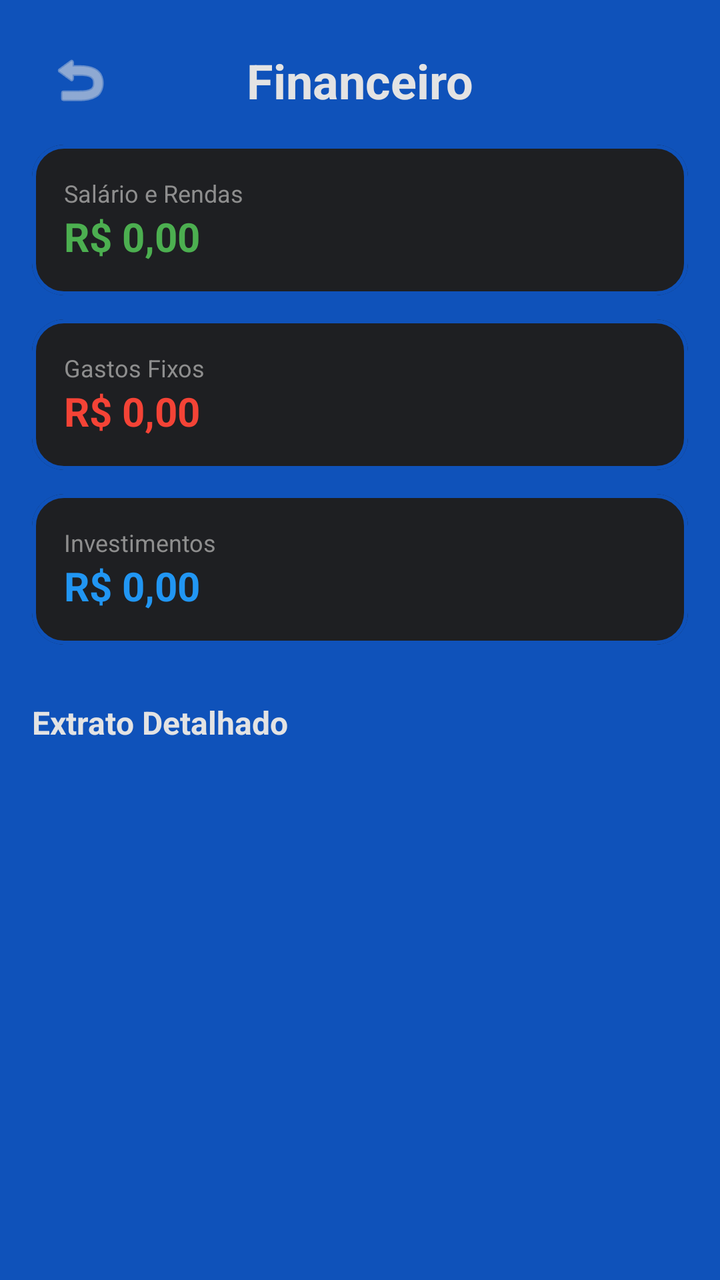
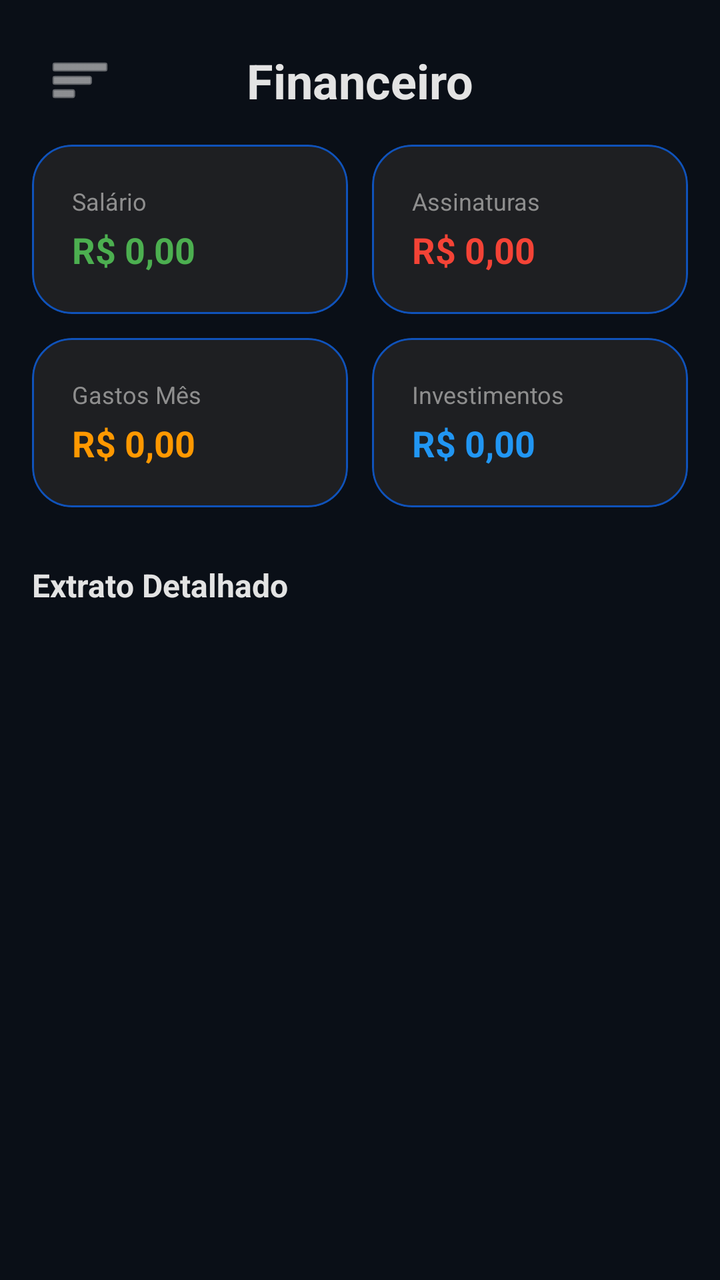

Compare the two renders of this Android layout. The source of the first and the diff that turns it into the second are given below.
<!-- AndroidManifest.xml: application theme Theme.OrganizadorIA -->
<!-- res/layout/activity_financeiro.xml -->
<?xml version="1.0" encoding="utf-8"?>
<androidx.constraintlayout.widget.ConstraintLayout
    xmlns:android="http://schemas.android.com/apk/res/android"
    xmlns:app="http://schemas.android.com/apk/res-auto"
    android:layout_width="match_parent"
    android:layout_height="match_parent"
    android:background="@color/azul_safira"
    android:fitsSystemWindows="true">

    <ImageButton
        android:id="@+id/btnVoltar"
        android:layout_width="48dp"
        android:layout_height="48dp"
        android:layout_margin="16dp"
        android:background="?attr/selectableItemBackgroundBorderless"
        android:src="@android:drawable/ic_menu_revert"
        app:tint="#E3E3E3"
        app:layout_constraintTop_toTopOf="parent"
        app:layout_constraintStart_toStartOf="parent" />

    <TextView
        android:id="@+id/tituloFinanceiro"
        android:layout_width="wrap_content"
        android:layout_height="wrap_content"
        android:text="Financeiro"
        android:textColor="#E3E3E3"
        android:textSize="24sp"
        android:textStyle="bold"
        app:layout_constraintBottom_toBottomOf="@id/btnVoltar"
        app:layout_constraintEnd_toEndOf="parent"
        app:layout_constraintStart_toStartOf="parent"
        app:layout_constraintTop_toTopOf="@id/btnVoltar" />

    <ScrollView
        android:layout_width="match_parent"
        android:layout_height="0dp"
        app:layout_constraintTop_toBottomOf="@id/tituloFinanceiro"
        app:layout_constraintBottom_toBottomOf="parent">

        <LinearLayout
            android:layout_width="match_parent"
            android:layout_height="wrap_content"
            android:orientation="vertical"
            android:padding="16dp">

            
            <com.google.android.material.card.MaterialCardView
                android:layout_width="match_parent"
                android:layout_height="wrap_content"
                android:layout_marginBottom="12dp"
                app:cardBackgroundColor="#1E1F22"
                app:cardCornerRadius="16dp"
                app:strokeWidth="2dp"
                app:strokeColor="@color/azul_safira">
                <LinearLayout
                    android:layout_width="match_parent"
                    android:layout_height="wrap_content"
                    android:orientation="vertical"
                    android:padding="16dp">
                    <TextView
                        android:layout_width="wrap_content"
                        android:layout_height="wrap_content"
                        android:text="Salário e Rendas"
                        android:textColor="#8E8E8E"
                        android:textSize="12sp" />
                    <TextView
                        android:id="@+id/textSalario"
                        android:layout_width="wrap_content"
                        android:layout_height="wrap_content"
                        android:text="R$ 0,00"
                        android:textColor="#4CAF50"
                        android:textSize="20sp"
                        android:textStyle="bold" />
                </LinearLayout>
            </com.google.android.material.card.MaterialCardView>

            
            <com.google.android.material.card.MaterialCardView
                android:layout_width="match_parent"
                android:layout_height="wrap_content"
                android:layout_marginBottom="12dp"
                app:cardBackgroundColor="#1E1F22"
                app:cardCornerRadius="16dp"
                app:strokeWidth="2dp"
                app:strokeColor="@color/azul_safira">
                <LinearLayout
                    android:layout_width="match_parent"
                    android:layout_height="wrap_content"
                    android:orientation="vertical"
                    android:padding="16dp">
                    <TextView
                        android:layout_width="wrap_content"
                        android:layout_height="wrap_content"
                        android:text="Gastos Fixos"
                        android:textColor="#8E8E8E"
                        android:textSize="12sp" />
                    <TextView
                        android:id="@+id/textGastosFixos"
                        android:layout_width="wrap_content"
                        android:layout_height="wrap_content"
                        android:text="R$ 0,00"
                        android:textColor="#F44336"
                        android:textSize="20sp"
                        android:textStyle="bold" />
                </LinearLayout>
            </com.google.android.material.card.MaterialCardView>

            
            <com.google.android.material.card.MaterialCardView
                android:layout_width="match_parent"
                android:layout_height="wrap_content"
                android:layout_marginBottom="12dp"
                app:cardBackgroundColor="#1E1F22"
                app:cardCornerRadius="16dp"
                app:strokeWidth="2dp"
                app:strokeColor="@color/azul_safira">
                <LinearLayout
                    android:layout_width="match_parent"
                    android:layout_height="wrap_content"
                    android:orientation="vertical"
                    android:padding="16dp">
                    <TextView
                        android:layout_width="wrap_content"
                        android:layout_height="wrap_content"
                        android:text="Investimentos"
                        android:textColor="#8E8E8E"
                        android:textSize="12sp" />
                    <TextView
                        android:id="@+id/textInvestimentos"
                        android:layout_width="wrap_content"
                        android:layout_height="wrap_content"
                        android:text="R$ 0,00"
                        android:textColor="#2196F3"
                        android:textSize="20sp"
                        android:textStyle="bold" />
                </LinearLayout>
            </com.google.android.material.card.MaterialCardView>

            <TextView
                android:layout_width="wrap_content"
                android:layout_height="wrap_content"
                android:layout_marginTop="16dp"
                android:layout_marginBottom="8dp"
                android:text="Extrato Detalhado"
                android:textColor="#E3E3E3"
                android:textSize="16sp"
                android:textStyle="bold" />

            <androidx.recyclerview.widget.RecyclerView
                android:id="@+id/listaFinancas"
                android:layout_width="match_parent"
                android:layout_height="wrap_content"
                android:nestedScrollingEnabled="false" />

        </LinearLayout>
    </ScrollView>

</androidx.constraintlayout.widget.ConstraintLayout>
<!-- resources referenced by this layout -->
<resources>
  <color name="azul_safira">#0F52BA</color>
  <style name="Theme.OrganizadorIA" parent="Base.Theme.OrganizadorIA" />
  <style name="Base.Theme.OrganizadorIA" parent="Theme.Material3.DayNight.NoActionBar">
          
          
      </style>
</resources>

<!-- the commit's change to res/layout/activity_financeiro.xml (unified diff, before → after) -->
@@ -1,158 +1,230 @@
 <?xml version="1.0" encoding="utf-8"?>
-<androidx.constraintlayout.widget.ConstraintLayout
+<androidx.drawerlayout.widget.DrawerLayout
     xmlns:android="http://schemas.android.com/apk/res/android"
     xmlns:app="http://schemas.android.com/apk/res-auto"
+    android:id="@+id/drawerLayout"
     android:layout_width="match_parent"
     android:layout_height="match_parent"
-    android:background="@color/azul_safira"
+    android:background="@color/cor_fundo"
     android:fitsSystemWindows="true">
 
-    <ImageButton
-        android:id="@+id/btnVoltar"
-        android:layout_width="48dp"
-        android:layout_height="48dp"
-        android:layout_margin="16dp"
-        android:background="?attr/selectableItemBackgroundBorderless"
-        android:src="@android:drawable/ic_menu_revert"
-        app:tint="#E3E3E3"
-        app:layout_constraintTop_toTopOf="parent"
-        app:layout_constraintStart_toStartOf="parent" />
-
-    <TextView
-        android:id="@+id/tituloFinanceiro"
-        android:layout_width="wrap_content"
-        android:layout_height="wrap_content"
-        android:text="Financeiro"
-        android:textColor="#E3E3E3"
-        android:textSize="24sp"
-        android:textStyle="bold"
-        app:layout_constraintBottom_toBottomOf="@id/btnVoltar"
-        app:layout_constraintEnd_toEndOf="parent"
-        app:layout_constraintStart_toStartOf="parent"
-        app:layout_constraintTop_toTopOf="@id/btnVoltar" />
-
-    <ScrollView
+    <androidx.constraintlayout.widget.ConstraintLayout
         android:layout_width="match_parent"
-        android:layout_height="0dp"
-        app:layout_constraintTop_toBottomOf="@id/tituloFinanceiro"
-        app:layout_constraintBottom_toBottomOf="parent">
-
-        <LinearLayout
+        android:layout_height="match_parent"
+        android:fitsSystemWindows="true">
+
+        <ImageButton
+            android:id="@+id/btnAbrirMenu"
+            android:layout_width="48dp"
+            android:layout_height="48dp"
+            android:layout_margin="16dp"
+            android:background="?attr/selectableItemBackgroundBorderless"
+            android:src="@android:drawable/ic_menu_sort_by_size"
+            app:tint="#E3E3E3"
+            app:layout_constraintTop_toTopOf="parent"
+            app:layout_constraintStart_toStartOf="parent" />
+
+        <TextView
+            android:id="@+id/tituloFinanceiro"
+            android:layout_width="wrap_content"
+            android:layout_height="wrap_content"
+            android:text="Financeiro"
+            android:textColor="#E3E3E3"
+            android:textSize="24sp"
+            android:textStyle="bold"
+            app:layout_constraintBottom_toBottomOf="@id/btnAbrirMenu"
+            app:layout_constraintEnd_toEndOf="parent"
+            app:layout_constraintStart_toStartOf="parent"
+            app:layout_constraintTop_toTopOf="@id/btnAbrirMenu" />
+
+        <ScrollView
             android:layout_width="match_parent"
-            android:layout_height="wrap_content"
-            android:orientation="vertical"
-            android:padding="16dp">
-
-            
-            <com.google.android.material.card.MaterialCardView
+            android:layout_height="0dp"
+            app:layout_constraintTop_toBottomOf="@id/tituloFinanceiro"
+            app:layout_constraintBottom_toBottomOf="parent">
+
+            <LinearLayout
                 android:layout_width="match_parent"
                 android:layout_height="wrap_content"
-                android:layout_marginBottom="12dp"
-                app:cardBackgroundColor="#1E1F22"
-                app:cardCornerRadius="16dp"
-                app:strokeWidth="2dp"
-                app:strokeColor="@color/azul_safira">
+                android:orientation="vertical"
+                android:padding="16dp">
+
+                
                 <LinearLayout
                     android:layout_width="match_parent"
                     android:layout_height="wrap_content"
-                    android:orientation="vertical"
-                    android:padding="16dp">
-                    <TextView
-                        android:layout_width="wrap_content"
-                        android:layout_height="wrap_content"
-                        android:text="Salário e Rendas"
-                        android:textColor="#8E8E8E"
-                        android:textSize="12sp" />
-                    <TextView
-                        android:id="@+id/textSalario"
-                        android:layout_width="wrap_content"
-                        android:layout_height="wrap_content"
-                        android:text="R$ 0,00"
-                        android:textColor="#4CAF50"
-                        android:textSize="20sp"
-                        android:textStyle="bold" />
+                    android:orientation="horizontal"
+                    android:baselineAligned="false">
+
+                    <com.google.android.material.card.MaterialCardView
+                        android:layout_width="0dp"
+                        android:layout_height="wrap_content"
+                        android:layout_weight="1"
+                        android:layout_marginEnd="6dp"
+                        android:layout_marginBottom="12dp"
+                        app:cardBackgroundColor="#1E1F22"
+                        app:cardCornerRadius="20dp"
+                        app:strokeWidth="1dp"
+                        app:strokeColor="@color/azul_safira">
+                        <LinearLayout
+                            android:layout_width="match_parent"
+                            android:layout_height="wrap_content"
+                            android:orientation="vertical"
+                            android:padding="20dp">
+                            <TextView
+                                android:layout_width="wrap_content"
+                                android:layout_height="wrap_content"
+                                android:text="Salário"
+                                android:textColor="#8E8E8E"
+                                android:textSize="12sp" />
+                            <TextView
+                                android:id="@+id/textSalario"
+                                android:layout_width="wrap_content"
+                                android:layout_height="wrap_content"
+                                android:layout_marginTop="4dp"
+                                android:text="R$ 0,00"
+                                android:textColor="#4CAF50"
+                                android:textSize="18sp"
+                                android:textStyle="bold" />
+                        </LinearLayout>
+                    </com.google.android.material.card.MaterialCardView>
+
+                    <com.google.android.material.card.MaterialCardView
+                        android:layout_width="0dp"
+                        android:layout_height="wrap_content"
+                        android:layout_weight="1"
+                        android:layout_marginStart="6dp"
+                        android:layout_marginBottom="12dp"
+                        app:cardBackgroundColor="#1E1F22"
+                        app:cardCornerRadius="20dp"
+                        app:strokeWidth="1dp"
+                        app:strokeColor="@color/azul_safira">
+                        <LinearLayout
+                            android:layout_width="match_parent"
+                            android:layout_height="wrap_content"
+                            android:orientation="vertical"
+                            android:padding="20dp">
+                            <TextView
+                                android:layout_width="wrap_content"
+                                android:layout_height="wrap_content"
+                                android:text="Assinaturas"
+                                android:textColor="#8E8E8E"
+                                android:textSize="12sp" />
+                            <TextView
+                                android:id="@+id/textGastosFixos"
+                                android:layout_width="wrap_content"
+                                android:layout_height="wrap_content"
+                                android:layout_marginTop="4dp"
+                                android:text="R$ 0,00"
+                                android:textColor="#F44336"
+                                android:textSize="18sp"
+                                android:textStyle="bold" />
+                        </LinearLayout>
+                    </com.google.android.material.card.MaterialCardView>
                 </LinearLayout>
-            </com.google.android.material.card.MaterialCardView>
-
-            
-            <com.google.android.material.card.MaterialCardView
-                android:layout_width="match_parent"
-                android:layout_height="wrap_content"
-                android:layout_marginBottom="12dp"
-                app:cardBackgroundColor="#1E1F22"
-                app:cardCornerRadius="16dp"
-                app:strokeWidth="2dp"
-                app:strokeColor="@color/azul_safira">
+
+                
                 <LinearLayout
                     android:layout_width="match_parent"
                     android:layout_height="wrap_content"
-                    android:orientation="vertical"
-                    android:padding="16dp">
-                    <TextView
-                        android:layout_width="wrap_content"
-                        android:layout_height="wrap_content"
-                        android:text="Gastos Fixos"
-                        android:textColor="#8E8E8E"
-                        android:textSize="12sp" />
-                    <TextView
-                        android:id="@+id/textGastosFixos"
-                        android:layout_width="wrap_content"
-                        android:layout_height="wrap_content"
-                        android:text="R$ 0,00"
-                        android:textColor="#F44336"
-                        android:textSize="20sp"
-                        android:textStyle="bold" />
+                    android:orientation="horizontal"
+                    android:baselineAligned="false">
+
+                    <com.google.android.material.card.MaterialCardView
+                        android:layout_width="0dp"
+                        android:layout_height="wrap_content"
+                        android:layout_weight="1"
+                        android:layout_marginEnd="6dp"
+                        android:layout_marginBottom="12dp"
+                        app:cardBackgroundColor="#1E1F22"
+                        app:cardCornerRadius="20dp"
+                        app:strokeWidth="1dp"
+                        app:strokeColor="@color/azul_safira">
+                        <LinearLayout
+                            android:layout_width="match_parent"
+                            android:layout_height="wrap_content"
+                            android:orientation="vertical"
+                            android:padding="20dp">
+                            <TextView
+                                android:layout_width="wrap_content"
+                                android:layout_height="wrap_content"
+                                android:text="Gastos Mês"
+                                android:textColor="#8E8E8E"
+                                android:textSize="12sp" />
+                            <TextView
+                                android:id="@+id/textGastosMes"
+                                android:layout_width="wrap_content"
+                                android:layout_height="wrap_content"
+                                android:layout_marginTop="4dp"
+                                android:text="R$ 0,00"
+                                android:textColor="#FF9800"
+                                android:textSize="18sp"
+                                android:textStyle="bold" />
+                        </LinearLayout>
+                    </com.google.android.material.card.MaterialCardView>
+
+                    <com.google.android.material.card.MaterialCardView
+                        android:layout_width="0dp"
+                        android:layout_height="wrap_content"
+                        android:layout_weight="1"
+                        android:layout_marginStart="6dp"
+                        android:layout_marginBottom="12dp"
+                        app:cardBackgroundColor="#1E1F22"
+                        app:cardCornerRadius="20dp"
+                        app:strokeWidth="1dp"
+                        app:strokeColor="@color/azul_safira">
+                        <LinearLayout
+                            android:layout_width="match_parent"
+                            android:layout_height="wrap_content"
+                            android:orientation="vertical"
+                            android:padding="20dp">
+                            <TextView
+                                android:layout_width="wrap_content"
+                                android:layout_height="wrap_content"
+                                android:text="Investimentos"
+                                android:textColor="#8E8E8E"
+                                android:textSize="12sp" />
+                            <TextView
+                                android:id="@+id/textInvestimentos"
+                                android:layout_width="wrap_content"
+                                android:layout_height="wrap_content"
+                                android:layout_marginTop="4dp"
+                                android:text="R$ 0,00"
+                                android:textColor="#2196F3"
+                                android:textSize="18sp"
+                                android:textStyle="bold" />
+                        </LinearLayout>
+                    </com.google.android.material.card.MaterialCardView>
                 </LinearLayout>
-            </com.google.android.material.card.MaterialCardView>
-
-            
-            <com.google.android.material.card.MaterialCardView
-                android:layout_width="match_parent"
-                android:layout_height="wrap_content"
-                android:layout_marginBottom="12dp"
-                app:cardBackgroundColor="#1E1F22"
-                app:cardCornerRadius="16dp"
-                app:strokeWidth="2dp"
-                app:strokeColor="@color/azul_safira">
-                <LinearLayout
+
+                <TextView
+                    android:layout_width="wrap_content"
+                    android:layout_height="wrap_content"
+                    android:layout_marginTop="16dp"
+                    android:layout_marginBottom="8dp"
+                    android:text="Extrato Detalhado"
+                    android:textColor="#E3E3E3"
+                    android:textSize="16sp"
+                    android:textStyle="bold" />
+
+                <androidx.recyclerview.widget.RecyclerView
+                    android:id="@+id/listaFinancas"
                     android:layout_width="match_parent"
                     android:layout_height="wrap_content"
-                    android:orientation="vertical"
-                    android:padding="16dp">
-                    <TextView
-                        android:layout_width="wrap_content"
-                        android:layout_height="wrap_content"
-                        android:text="Investimentos"
-                        android:textColor="#8E8E8E"
-                        android:textSize="12sp" />
-                    <TextView
-                        android:id="@+id/textInvestimentos"
-                        android:layout_width="wrap_content"
-                        android:layout_height="wrap_content"
-                        android:text="R$ 0,00"
-                        android:textColor="#2196F3"
-                        android:textSize="20sp"
-                        android:textStyle="bold" />
-                </LinearLayout>
-            </com.google.android.material.card.MaterialCardView>
-
-            <TextView
-                android:layout_width="wrap_content"
-                android:layout_height="wrap_content"
-                android:layout_marginTop="16dp"
-                android:layout_marginBottom="8dp"
-                android:text="Extrato Detalhado"
-                android:textColor="#E3E3E3"
-                android:textSize="16sp"
-                android:textStyle="bold" />
-
-            <androidx.recyclerview.widget.RecyclerView
-                android:id="@+id/listaFinancas"
-                android:layout_width="match_parent"
-                android:layout_height="wrap_content"
-                android:nestedScrollingEnabled="false" />
-
-        </LinearLayout>
-    </ScrollView>
-
-</androidx.constraintlayout.widget.ConstraintLayout>
+                    android:nestedScrollingEnabled="false" />
+
+            </LinearLayout>
+        </ScrollView>
+
+    </androidx.constraintlayout.widget.ConstraintLayout>
+
+    <com.google.android.material.navigation.NavigationView
+        android:id="@+id/navView"
+        android:layout_width="wrap_content"
+        android:layout_height="match_parent"
+        android:layout_gravity="start"
+        android:background="#1E1F22"
+        app:itemTextColor="#E3E3E3"
+        app:menu="@menu/menu_lateral" />
+
+</androidx.drawerlayout.widget.DrawerLayout>
<!-- resource entries referenced after the edit -->
@@ -1,6 +1,7 @@
 <!-- resources referenced by this layout -->
 <resources>
   <color name="azul_safira">#0F52BA</color>
+  <color name="cor_fundo">#0a0f17</color>
   <style name="Theme.OrganizadorIA" parent="Base.Theme.OrganizadorIA" />
   <style name="Base.Theme.OrganizadorIA" parent="Theme.Material3.DayNight.NoActionBar">
           
